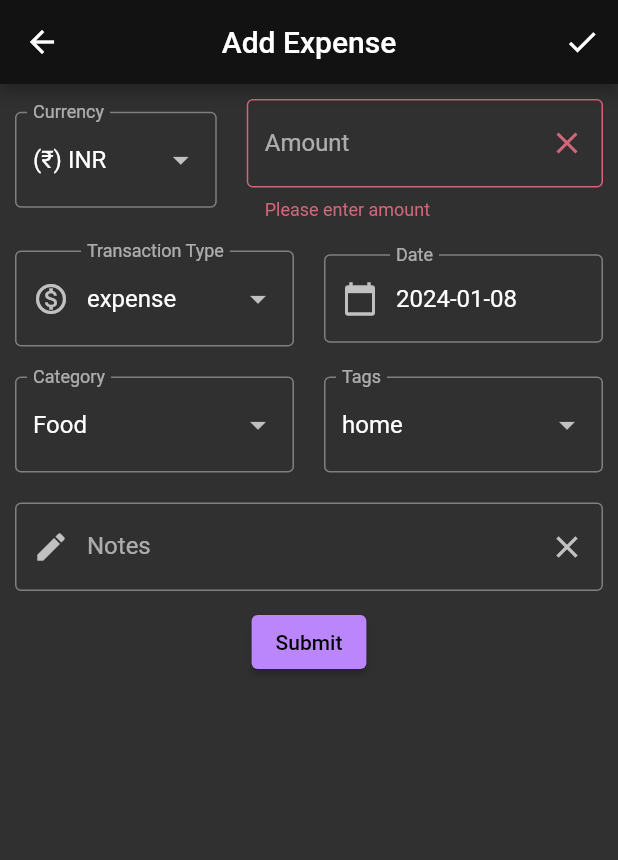
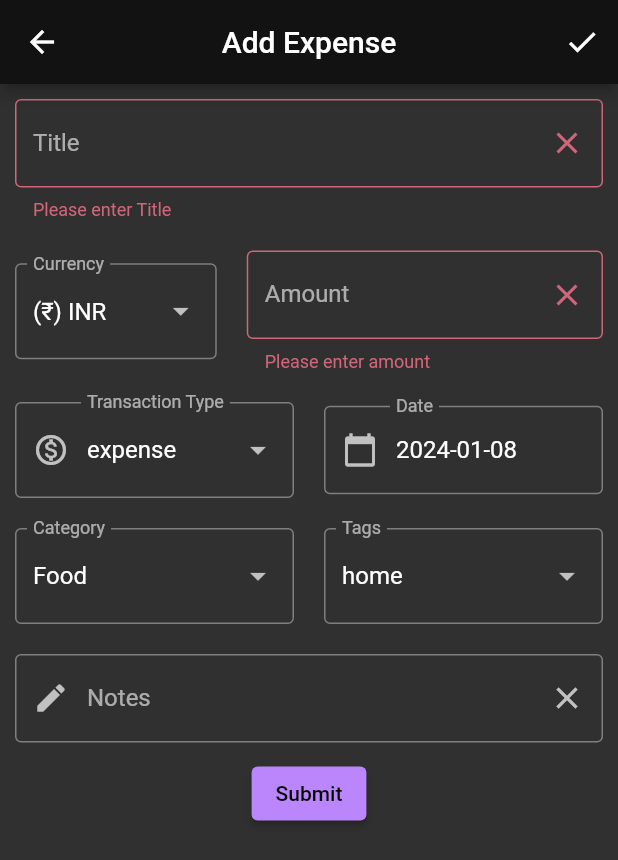
Before and after one commit to sunnydodti/expense-tracker, a Flutter app: the ExpensePage screen opened directly, after a tap on "Submit", on a phone screen of 412 x 824 dp. Shown: the top 860 px of the screen. Run offline on Flutter 3.47's test engine with Material 2 defaults, Android fonts, the phone set to English and light mode, and no system bars; our stand-ins replace faker, sqflite; missing offline and left inert: multiselect_formfield; accounts and stored records are empty.

Commit message:
added title form field

```diff
--- a/expense_tracker/lib/forms/expense_form_v2.dart
+++ b/expense_tracker/lib/forms/expense_form_v2.dart
@@ -27,17 +27,10 @@ class _ExpenseFormV2State extends State<ExpenseFormV2> {
 
   // ---------------------------------{ form data input --------------------------------- //
   String? _userCurrency;
-  double? _userAmount;
-  TransactionType? _userTransactionType;
-  String? _userCategory;
-  List<String>? _userTags;
-  DateTime? _userDate;
-  String? _userNote;
-  bool? _userContainsNestedExpenses;
-  List<Expense>? _userExpenses;
   // --------------------------------- form data input }--------------------------------- //
 
   // ---------------------------------{ controllers --------------------------------- //
+  TextEditingController titleController = TextEditingController();
   TextEditingController currencyController = TextEditingController();
   TextEditingController amountController = TextEditingController();
   TextEditingController transactionTypeController = TextEditingController();
@@ -58,8 +51,9 @@ class _ExpenseFormV2State extends State<ExpenseFormV2> {
   @override
   void initState() {
     super.initState();
+    titleController.text = '';
     currencyController.text = defaultCurrency;
-    amountController.text = '';
+    // amountController.text = '';
     transactionTypeController.text = FromBuilder.getTransactionTypesList().first;
     dateController.text = DateFormat('yyyy-MM-dd').format(DateTime.now());
     categoryController.text = FromBuilder.getCategoriesList().first;
@@ -77,105 +71,155 @@ class _ExpenseFormV2State extends State<ExpenseFormV2> {
       child: Form(
         key: _formKey,
         child: Column(
+
           children: [
             Row(
               children: [
-                // --------------------------------- currency --------------------------------- //
-                Expanded(
-                  flex: 3,
-                  child: Container(
-                      padding: const EdgeInsets.all(10),
-                      child: DropdownButtonFormField(
-                        value: FromBuilder.getCurrencyDropdownItems().first.value,
-                        items: FromBuilder.getCurrencyDropdownItems(),
-                        decoration: const InputDecoration(
-                          border: OutlineInputBorder(),
-                          labelText: 'Currency',
+                getTitleField()
+              ],
             ),
-                        validator: (value) {
-                          if (value == null || value.isEmpty) {
-                            return 'Please select currency';
+            Row(
+              children: [
+                getCurrencyField(),
+                getAmountField(),
+              ],
+            ),
+            Row(
+              children: [
+                getTransactionTypeField(),
+                getDateField(context),
+              ],
+            ),
+            Row(
+              children: [
+                getCategoryField(),
+                getTagsField(),
+              ],
+            ),
+            Row(
+              children: [
+                getNotesField()
+              ],
+            ),
+            ElevatedButton(
+              onPressed: _sumbitExpense,
+              child: Text('Submit'),
+            ),
+          ],
+        ),
+      ),
+    );
   }
-                          // Add additional validation logic if needed
-                          return null; // Return null if the input is valid
-                        },
-                        onChanged: (value) {
-                          setState(() {
-                            _userCurrency = currencies[value.toString()]!;
-                            currencyController.text = _userCurrency!;
-                          });
-                          debugPrint('user currency: $_userCurrency');
-                          debugPrint('currency controller: ' + currencyController.text);
-                        },
-                      )),
-                ),
-                // -------------------------------- amount --------------------------------- //
-                Expanded(
-                  flex: 5,
+
+  // ---------------------------------{ title --------------------------------- //
+  Expanded getTitleField() {
+    return Expanded(
+                flex: 1,
                   child: Container(
                     padding: const EdgeInsets.all(10),
                     child: TextFormField(
-                      controller: amountController,
+                      controller: titleController,
+                      maxLines: 1,
                       decoration: InputDecoration(
                         border: const OutlineInputBorder(),
-                        prefixText: _userCurrency ?? defaultCurrency,
-                        labelText: 'Amount',
+                        labelText: 'Title',
                         suffixIcon: IconButton(
                           onPressed: () {
-                            amountController.clear();
+                            titleController.clear();
                           },
                           icon: const Icon(Icons.clear),
                         ),
                       ),
-                      validator: (value) {
-                        if (value == null || value.isEmpty) {
-                          return 'Please enter amount';
-                        }
-                        // You can add additional validation logic here
-                        return null; // Return null if the input is valid
-                      },
-                      keyboardType: TextInputType.number,
-                      inputFormatters: [FilteringTextInputFormatter.digitsOnly],
+                      validator: (value) => validateField(value, "enter Title"),
+                      keyboardType: TextInputType.text,
                       onChanged: (value) {
-                        debugPrint('amount: $value');
+                        debugPrint('title: $value');
                       },
                     ),
+                  )
+              );
+  }
+  // --------------------------------- title }--------------------------------- //
+
+  // ---------------------------------{ notes --------------------------------- //
+  Expanded getNotesField() {
+    return Expanded(
+                flex: 1,
+                  child: Container(
+                    padding: const EdgeInsets.all(10),
+                    child: TextFormField(
+                      controller: notesController,
+                      maxLines: 1,
+                      // textInputAction: TextInputAction.newline,
+                      // onEditingComplete: () {},
+                      decoration: InputDecoration(
+                        border: const OutlineInputBorder(),
+                        prefixIcon: const Icon(Icons.edit),
+                        labelText: 'Notes',
+                        suffixIcon: IconButton(
+                          onPressed: () {
+                            notesController.clear();
+                          },
+                          icon: const Icon(Icons.clear),
                         ),
                       ),
-              ],
+                      keyboardType: TextInputType.text,
+                      onChanged: (value) {
+                        debugPrint('note: $value');
+                      },
                     ),
-            Row(
-              children: [
-                // --------------------------------- transaction type --------------------------------- //
-                Expanded(
+                  )
+              );
+  }
+  // --------------------------------- notes }--------------------------------- //
+
+  // --------------------------------- tags --------------------------------- //
+  Expanded getTagsField() {
+    return Expanded(
                 flex: 1,
                 child: Container(
                   padding: const EdgeInsets.all(10),
                   child: DropdownButtonFormField(
-                        value: FromBuilder.getTransactionTypeDropdownItems()
-                            .first.value,
-                        items: FromBuilder.getTransactionTypeDropdownItems(),
+                    value: FromBuilder.getTagsDropdownItems().first.value,
+                    items: FromBuilder.getTagsDropdownItems(),
                     decoration: const InputDecoration(
-                          prefixIcon: const Icon(Icons.monetization_on_outlined),
                       border: OutlineInputBorder(),
-                          labelText: 'Transaction Type',
+                      labelText: 'Tags',
                     ),
-                        validator: (value) {
-                          if (value == null || value.isEmpty) {
-                            return 'Please select transaction type';
+                    validator: (value) => validateField(value, "select tags"),
+                    onChanged: (value) {
+                      debugPrint('category: $value');
+                    },
+                  ),
+                ),
+              );
   }
-                          // Add additional validation logic if needed
-                          return null; // Return null if the input is valid
-                        },
+
+  // --------------------------------- category --------------------------------- //
+  Expanded getCategoryField() {
+    return Expanded(
+                flex: 1,
+                child: Container(
+                    padding: const EdgeInsets.all(10),
+                    child: DropdownButtonFormField(
+                      value:
+                      FromBuilder.getCategoryDropdownItems().first.value,
+                      items: FromBuilder.getCategoryDropdownItems(),
+                      decoration: const InputDecoration(
+                        border: OutlineInputBorder(),
+                        labelText: 'Category',
+                      ),
+                      validator: (value) => validateField(value, "select category"),
                       onChanged: (value) {
-                          debugPrint('transaction type : $value');
-                          transactionTypeController.text = value!;
-                          debugPrint(transactionTypeController.text);
+                        debugPrint('category: $value');
                       },
                     )),
-                ),
+              );
+  }
+
   // --------------------------------- date --------------------------------- //
-                Expanded(
+  Expanded getDateField(BuildContext context) {
+    return Expanded(
                   flex: 1,
                   child: Container(
                     padding: const EdgeInsets.all(10),
@@ -228,97 +272,99 @@ class _ExpenseFormV2State extends State<ExpenseFormV2> {
                         debugPrint('Date: $value');
                       },
                     ),
-                    )),
-              ],
-            ),
-            Row(
-              children: [
-                // --------------------------------- category --------------------------------- //
-                Expanded(
+                  ));
+  }
+
+  // --------------------------------- transaction type --------------------------------- //
+  Expanded getTransactionTypeField() {
+    return Expanded(
                 flex: 1,
                 child: Container(
                     padding: const EdgeInsets.all(10),
                     child: DropdownButtonFormField(
-                        value:
-                        FromBuilder.getCategoryDropdownItems().first.value,
-                        items: FromBuilder.getCategoryDropdownItems(),
+                      value: FromBuilder.getTransactionTypeDropdownItems()
+                          .first.value,
+                      items: FromBuilder.getTransactionTypeDropdownItems(),
+                      decoration: const InputDecoration(
+                        prefixIcon: Icon(Icons.monetization_on_outlined),
+                        border: OutlineInputBorder(),
+                        labelText: 'Transaction Type',
+                      ),
+                      validator: (value) => validateField(value, "select transaction type"),
+                      onChanged: (value) {
+                        debugPrint('transaction type : $value');
+                        transactionTypeController.text = value!;
+                        debugPrint(transactionTypeController.text);
+                      },
+                    )),
+              );
+  }
+
+  // -------------------------------- amount --------------------------------- //
+  Expanded getAmountField() {
+    return Expanded(
+                flex: 5,
+                child: Container(
+                  padding: const EdgeInsets.all(10),
+                  child: TextFormField(
+                    controller: amountController,
+                    decoration: InputDecoration(
+                      border: const OutlineInputBorder(),
+                      prefixText: _userCurrency ?? defaultCurrency,
+                      labelText: 'Amount',
+                      suffixIcon: IconButton(
+                        onPressed: () {
+                          amountController.clear();
+                        },
+                        icon: const Icon(Icons.clear),
+                      ),
+                    ),
+                    validator: (value) => validateField(value, "enter amount"),
+                    keyboardType: TextInputType.number,
+                    inputFormatters: [FilteringTextInputFormatter.digitsOnly],
+                    onChanged: (value) {
+                      debugPrint('amount: $value');
+                    },
+                  ),
+                ),
+              );
+  }
+
+  // ---------------------------------{ currency --------------------------------- //
+  Expanded getCurrencyField() {
+    return Expanded(
+                flex: 3,
+                child: Container(
+                    padding: const EdgeInsets.all(10),
+                    child: DropdownButtonFormField(
+                      value: FromBuilder.getCurrencyDropdownItems().first.value,
+                      items: FromBuilder.getCurrencyDropdownItems(),
                       decoration: const InputDecoration(
                         border: OutlineInputBorder(),
-                          labelText: 'Category',
+                        labelText: 'Currency',
                       ),
                       validator: (value) {
                         if (value == null || value.isEmpty) {
-                            return 'Please select category';
+                          return 'Please select currency';
                         }
                         // Add additional validation logic if needed
                         return null; // Return null if the input is valid
                       },
                       onChanged: (value) {
-                          debugPrint('category: $value');
+                        setState(() {
+                          _userCurrency = currencies[value.toString()]!;
+                          currencyController.text = _userCurrency!;
+                        });
+                        debugPrint('user currency: $_userCurrency');
+                        debugPrint('currency controller: ' + currencyController.text);
                       },
                     )),
-                ),
-                // --------------------------------- tags --------------------------------- //
-                Expanded(
-                  flex: 1,
-                  child: Container(
-                    padding: const EdgeInsets.all(10),
-                    child: DropdownButtonFormField(
-                      value: FromBuilder.getTagsDropdownItems().first.value,
-                      items: FromBuilder.getTagsDropdownItems(),
-                      decoration: const InputDecoration(
-                        border: OutlineInputBorder(),
-                        labelText: 'Tags',
-                      ),
-                      onChanged: (value) {
-                        debugPrint('category: $value');
-                      },
-                    ),
-                  ),
-                ),
-              ],
-            ),
-            Row(
-              children: [
-                Expanded(
-                  flex: 1,
-                    child: Container(
-                      padding: const EdgeInsets.all(10),
-                      child: TextFormField(
-                        controller: notesController,
-                        maxLines: 1,
-                        // textInputAction: TextInputAction.newline,
-                        // onEditingComplete: () {},
-                        decoration: InputDecoration(
-                          border: const OutlineInputBorder(),
-                          prefixIcon: const Icon(Icons.edit),
-                          labelText: 'Notes',
-                          suffixIcon: IconButton(
-                            onPressed: () {
-                              notesController.clear();
-                            },
-                            icon: const Icon(Icons.clear),
-                          ),
-                        ),
-                        keyboardType: TextInputType.text,
-                        onChanged: (value) {
-                          debugPrint('note: $value');
-                        },
-                      ),
-                    )
-                )
-              ],
-            ),
-            ElevatedButton(
-              onPressed: _sumbitExpense,
-              child: Text('Submit'),
-            ),
-          ],
-        ),
-      ),
               );
   }
+  // --------------------------------- currency }--------------------------------- //
 
+
+  // ---------------------------------{ methods --------------------------------- //
   void _sumbitExpense() {
     // Validate the form
     if (_formKey.currentState?.validate() ?? false) {
@@ -332,16 +378,18 @@ class _ExpenseFormV2State extends State<ExpenseFormV2> {
       debugPrint('tags: ${tagsController.text}');
       debugPrint('notes: ${notesController.text}');
       Expense expense = Expense(
-          "Placeholder Title",
+          titleController.text,
           currencyController.text,
           double.parse(amountController.text),
           transactionTypeController.text,
           DateTime.parse(dateController.text),
           categoryController.text);
+      expense.tags = tagsController.text;
+      expense.note = notesController.text;
       insertExpense(expense).then((value) {
         if (value) {
           debugPrint("inserted");
-          Navigator.pop(context);
+          Navigator.pop(context, value);
         }}
       );
     }
@@ -353,4 +401,13 @@ class _ExpenseFormV2State extends State<ExpenseFormV2> {
     await databaseHelper.insertExpense(expense);
     return true;
   }
+
+  String? validateField(var value, String errorMessage) {
+    if (value == null || value.isEmpty) {
+      return 'Please $errorMessage';
     }
+    // Add additional validation logic if needed
+    return null; // Return null if the input is valid
+  }
+  // --------------------------------- methods }--------------------------------- //
+}
--- a/expense_tracker/lib/ui/pages/home_page.dart
+++ b/expense_tracker/lib/ui/pages/home_page.dart
@@ -44,8 +44,7 @@ class _HomePageState extends State<HomePage> {
   }
 
   Future<void> initializeExpenses() async {
-    final Database databaseFuture = await databaseHelper.initializeDatabase();
-    final database = databaseFuture;
+    await databaseHelper.initializeDatabase();
     final List<Map<String, dynamic>> expenseMapList = await databaseHelper.getExpenseMapList();
 
     setState(() {
@@ -74,7 +73,8 @@ class _HomePageState extends State<HomePage> {
               tooltip: "Profile",
               onPressed: () async  => {
                 debugPrint("clicked profile"),
-                databaseHelper.populateDatabase(await databaseHelper.getDatabase),
+                // await databaseHelper.populateDatabase(await databaseHelper.getDatabase),
+                await databaseHelper.deleteAllExpenses(),
                 _refreshExpenses()
               },
             ),
@@ -144,7 +144,7 @@ class _HomePageState extends State<HomePage> {
                   ),
                 ),
               ),
-              const Divider(),
+              // const Divider(),
             ],
           ),
         );
@@ -176,7 +176,7 @@ class _HomePageState extends State<HomePage> {
         child: ListView.builder(
         itemCount: randomExpenseDataList.length,
         itemBuilder: (context, index) {
-          debugPrint("$index  ${randomExpenseDataList[index]}");
+          // debugPrint("$index  ${randomExpenseDataList[index]}");
           return ExpenseListItem.fromMap(expenseMap: randomExpenseDataList[index]);
         },
       )
@@ -191,16 +191,17 @@ class _HomePageState extends State<HomePage> {
     });
   }
 
-  void _addExpense() {
+  void _addExpense() async {
     // if (_formKey.currentState.validate()) {
     debugPrint("clicked");
     // Open the new form.
-    Navigator.push(
+    var result = await Navigator.push(
       context,
       MaterialPageRoute(
         builder: (context) => ExpensePage(formMode: "Add"),
       ),
     );
-    // }
+    // debugPprint("after return $result");
+    if (result != null && result is bool && result) _refreshExpenses();
   }
 }
```
Lines whose indentation alone changed are shown as unchanged.
